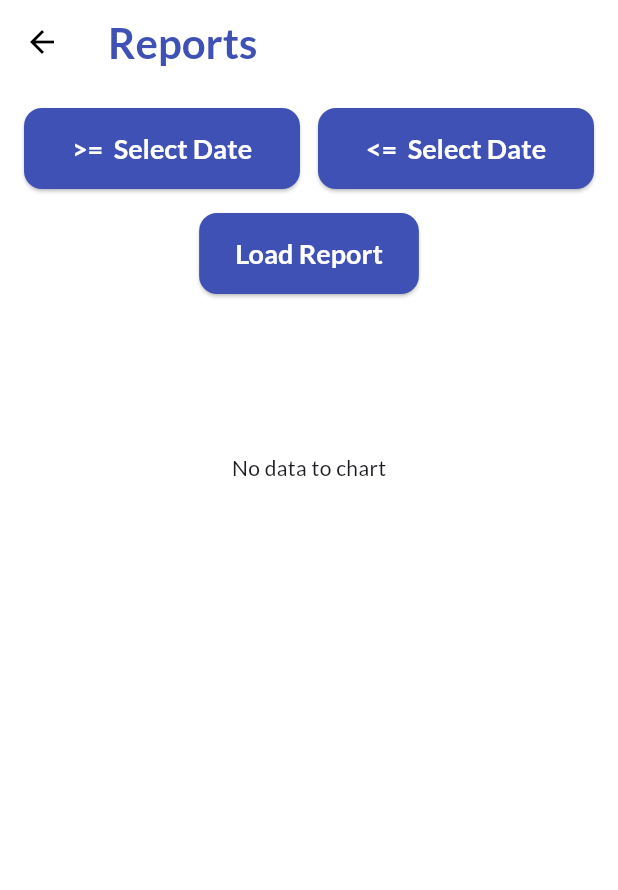
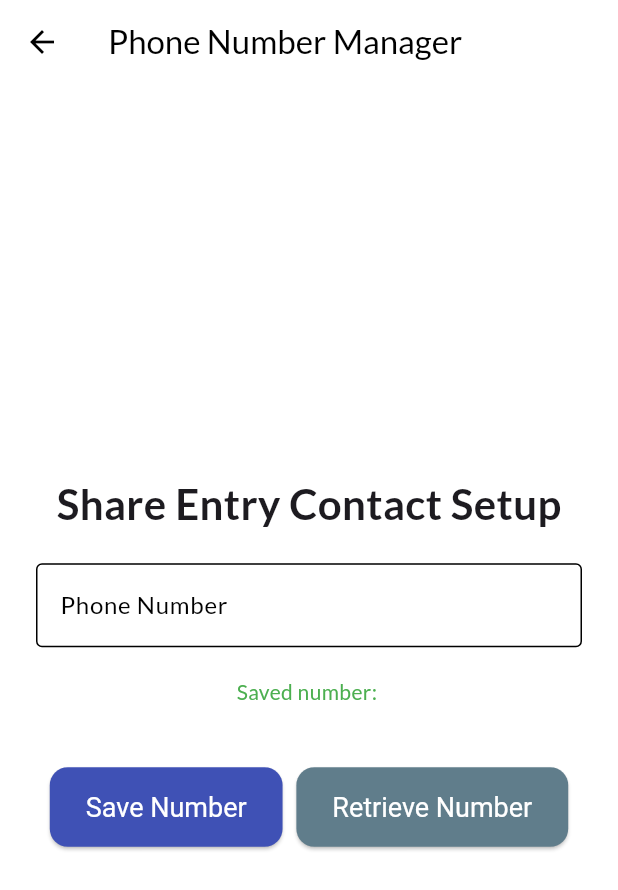
Before and after one commit to hillabrahams/psych_insight_pro-main, a Flutter app: the MainMenu screen opened directly, after a tap on "Setup Share Phone Number", on a phone screen of 412 x 824 dp. Shown: the top 890 px of the screen. Run offline on Flutter 3.47's test engine with Material 3 defaults, Android fonts, the phone set to English and light mode, and no system bars; our stand-ins replace awesome_dialog, fl_chart, flutter_tts, google_fonts, shared_preferences, sqflite; accounts and stored records are empty; network calls fail.

Commit message:
saved and retrieve phone number for sharing entries

```diff
--- a/lib/screens/main_menu.dart
+++ b/lib/screens/main_menu.dart
@@ -1,5 +1,6 @@
 import 'package:flutter/material.dart';
 import 'package:psych_insight_pro/screens/journal_analyzer_screen.dart';
+import 'package:psych_insight_pro/screens/phone_number_screen.dart';
 import '../styles.dart';
 import 'reports_screen.dart';
 
@@ -8,20 +9,24 @@ class MainMenu extends StatelessWidget {
 
   @override
   Widget build(BuildContext context) {
-    // ✅ Ensure you are using this 'context'
     return Scaffold(
       appBar: AppBar(title: Text('PsychInsightPro', style: AppStyles.heading)),
-      body: Padding(
+      body: Center(
+        // Add this Center widget
+        child: Padding(
           padding: const EdgeInsets.all(16.0),
           child: Column(
-          mainAxisAlignment: MainAxisAlignment.center,
+            mainAxisAlignment: MainAxisAlignment.center, // Centers vertically
+            crossAxisAlignment:
+                CrossAxisAlignment.center, // Centers horizontally
+            mainAxisSize:
+                MainAxisSize.min, // Makes column only take needed space
             children: [
               ElevatedButton(
                 style: AppStyles.buttonStyle,
                 onPressed: () {
                   Navigator.push(
-                  context, // ✅ Make sure this is the correct 'context'
-                  //MaterialPageRoute(builder: (context) => NewEntryScreen()),
+                    context,
                     MaterialPageRoute(
                       builder: (context) => JournalAnalyzerScreen(),
                     ),
@@ -29,24 +34,26 @@ class MainMenu extends StatelessWidget {
                 },
                 child: Text('New Entry'),
               ),
-            SizedBox(height: 20),
+              const SizedBox(height: 20),
               ElevatedButton(
                 style: AppStyles.buttonStyle,
                 onPressed: () {
                   Navigator.push(
-                  context, // ✅ Make sure this is the correct 'context'
+                    context,
                     MaterialPageRoute(builder: (context) => ReportsScreen()),
                   );
                 },
                 child: Text('Reports'),
               ),
-            SizedBox(height: 20),
+              const SizedBox(height: 20),
               ElevatedButton(
                 style: AppStyles.buttonStyle,
                 onPressed: () {
                   Navigator.push(
-                  context, // ✅ Make sure this is the correct 'context'
-                  MaterialPageRoute(builder: (context) => ReportsScreen()),
+                    context,
+                    MaterialPageRoute(
+                      builder: (context) => PhoneNumberScreen(),
+                    ),
                   );
                 },
                 child: Text('Setup Share Phone Number'),
@@ -54,6 +61,7 @@ class MainMenu extends StatelessWidget {
             ],
           ),
         ),
+      ),
     );
   }
 }
--- /dev/null
+++ b/lib/screens/phone_number_screen.dart
@@ -0,0 +1,132 @@
+import 'package:flutter/material.dart';
+import 'package:shared_preferences/shared_preferences.dart';
+import '../utils/styles.dart';
+
+class PhoneNumberScreen extends StatefulWidget {
+  const PhoneNumberScreen({super.key});
+
+  @override
+  State<PhoneNumberScreen> createState() => _PhoneNumberScreenState();
+}
+
+class _PhoneNumberScreenState extends State<PhoneNumberScreen> {
+  final TextEditingController _phoneController = TextEditingController();
+  bool _isValid = true;
+  String? _savedNumber;
+  final _phoneRegex = RegExp(
+    r'^\+?[0-9]{8,15}$',
+  ); // Simple international format validation
+
+  @override
+  void initState() {
+    super.initState();
+    _loadSavedNumber();
+  }
+
+  @override
+  void dispose() {
+    _phoneController.dispose();
+    super.dispose();
+  }
+
+  Future<void> _loadSavedNumber() async {
+    final prefs = await SharedPreferences.getInstance();
+    setState(() {
+      _savedNumber = prefs.getString('saved_phone_number');
+      if (_savedNumber != null) {
+        _phoneController.text = _savedNumber!;
+      }
+    });
+  }
+
+  Future<void> _savePhoneNumber() async {
+    final phoneNumber = _phoneController.text.trim();
+
+    if (phoneNumber.isEmpty || !_phoneRegex.hasMatch(phoneNumber)) {
+      setState(() => _isValid = false);
+      return;
+    }
+
+    final prefs = await SharedPreferences.getInstance();
+    await prefs.setString('saved_phone_number', phoneNumber);
+
+    setState(() {
+      _isValid = true;
+      _savedNumber = phoneNumber;
+    });
+
+    ScaffoldMessenger.of(context).showSnackBar(
+      const SnackBar(content: Text('Phone number saved successfully!')),
+    );
+  }
+
+  Future<void> _retrievePhoneNumber() async {
+    final prefs = await SharedPreferences.getInstance();
+    final number = prefs.getString('saved_phone_number');
+
+    if (number != null) {
+      ScaffoldMessenger.of(
+        context,
+      ).showSnackBar(SnackBar(content: Text('Retrieved number: $number')));
+    } else {
+      ScaffoldMessenger.of(context).showSnackBar(
+        const SnackBar(content: Text('No phone number saved yet')),
+      );
+    }
+  }
+
+  @override
+  Widget build(BuildContext context) {
+    return Scaffold(
+      appBar: AppBar(title: const Text('Phone Number Manager')),
+      body: Container(
+        padding: const EdgeInsets.all(24),
+        child: Column(
+          mainAxisAlignment: MainAxisAlignment.center,
+          children: [
+            const Text(
+              'Share Entry Contact Setup',
+              style: TextStyle(fontSize: 28, fontWeight: FontWeight.bold),
+            ),
+            const SizedBox(height: 20),
+            TextField(
+              controller: _phoneController,
+              keyboardType: TextInputType.phone,
+              decoration: InputDecoration(
+                labelText: 'Phone Number',
+                hintText: 'Enter with country code (e.g., +15551234567)',
+                errorText:
+                    _isValid ? null : 'Please enter a valid phone number',
+                border: const OutlineInputBorder(),
+              ),
+            ),
+            const SizedBox(height: 20),
+            if (_savedNumber != null)
+              Text(
+                'Saved number: $_savedNumber',
+                style: const TextStyle(color: Colors.green),
+              ),
+            const SizedBox(height: 40),
+            Row(
+              mainAxisAlignment: MainAxisAlignment.spaceEvenly,
+              children: [
+                ElevatedButton(
+                  onPressed: _savePhoneNumber,
+                  style: AppStyles.buttonStyle,
+                  child: const Text('Save Number'),
+                ),
+                ElevatedButton(
+                  onPressed: _retrievePhoneNumber,
+                  style: AppStyles.buttonStyle.copyWith(
+                    backgroundColor: MaterialStateProperty.all(Colors.blueGrey),
+                  ),
+                  child: const Text('Retrieve Number'),
+                ),
+              ],
+            ),
+          ],
+        ),
+      ),
+    );
+  }
+}
--- a/pubspec.yaml
+++ b/pubspec.yaml
@@ -55,6 +55,9 @@ dependencies:
   flutter_tts: ^3.6.3
 
   url_launcher: ^6.1.11
+
+  shared_preferences: ^2.2.2
+  #phone_numbers_parser: ^5.0.0
 
 
 
```
Also changed, not shown: lib/screens/journal_analyzer_screen.dart (+79 -22 lines), pubspec.lock, 1 other file. Lines whose indentation alone changed are shown as unchanged.
